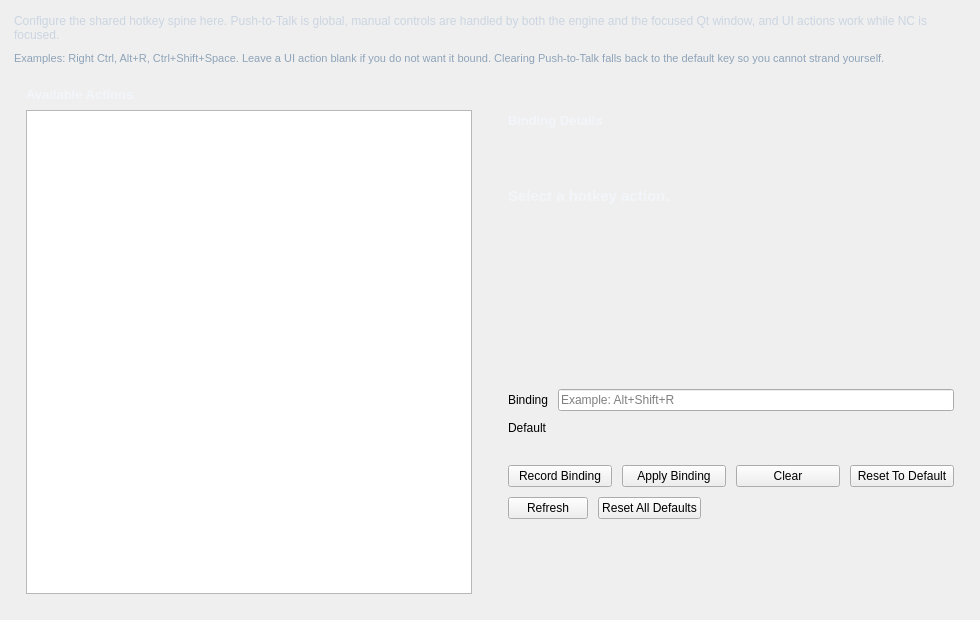
This is addons/hotkeys/ui/hotkeys.ui in Rakile/NeuralCompanion as Qt 5 draws it before an edit. The edited form follows.
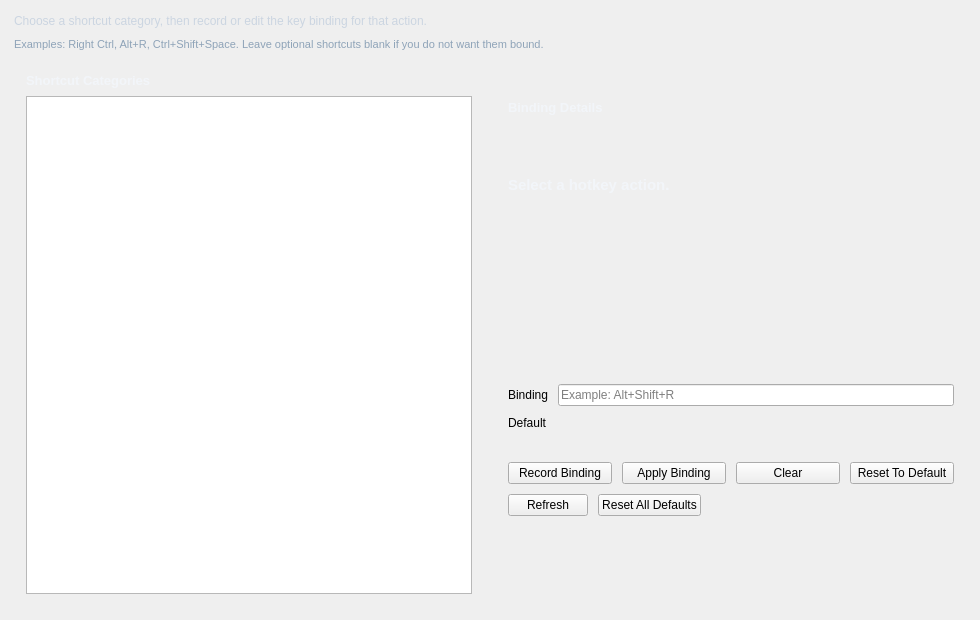
This is the edited form.

```diff
--- a/addons/hotkeys/ui/hotkeys.ui
+++ b/addons/hotkeys/ui/hotkeys.ui
@@ -32,7 +32,7 @@
       <string notr="true">color: #cbd5e1;</string>
      </property>
      <property name="text">
-      <string>Configure the shared hotkey spine here. Push-to-Talk is global, manual controls are handled by both the engine and the focused Qt window, and UI actions work while NC is focused.</string>
+      <string>Choose a shortcut category, then record or edit the key binding for that action.</string>
      </property>
      <property name="wordWrap">
       <bool>true</bool>
@@ -45,7 +45,7 @@
       <string notr="true">color: #8ea3b8; font-size: 11px;</string>
      </property>
      <property name="text">
-      <string>Examples: Right Ctrl, Alt+R, Ctrl+Shift+Space. Leave a UI action blank if you do not want it bound. Clearing Push-to-Talk falls back to the default key so you cannot strand yourself.</string>
+      <string>Examples: Right Ctrl, Alt+R, Ctrl+Shift+Space. Leave optional shortcuts blank if you do not want them bound.</string>
      </property>
      <property name="wordWrap">
       <bool>true</bool>
@@ -84,7 +84,7 @@
            <string notr="true">font-size: 13px; font-weight: 700; color: #f2f5f9;</string>
           </property>
           <property name="text">
-           <string>Available Actions</string>
+           <string>Shortcut Categories</string>
           </property>
          </widget>
         </item>
```
